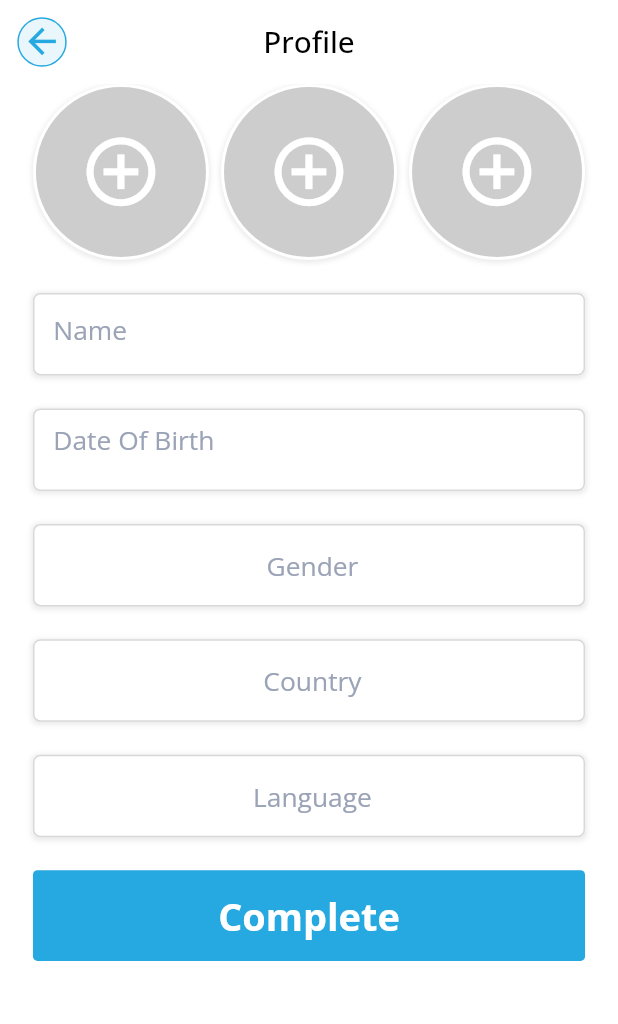
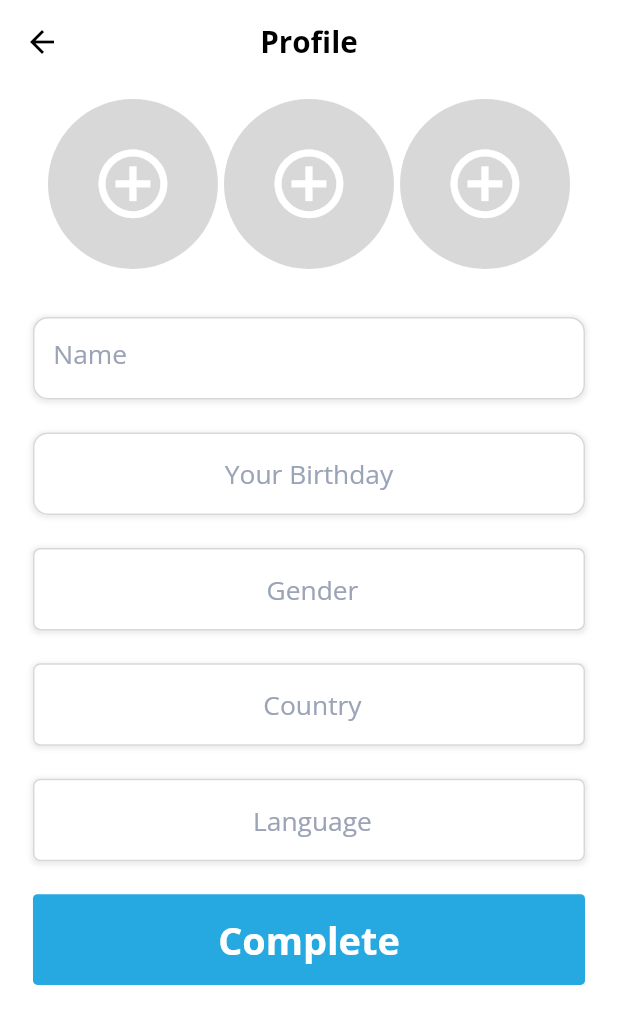
Before and after one commit to gakrsi/aloneCall, a Flutter app: the ProfileCreateView screen opened by its route, on a phone screen of 412 x 824 dp. Shown: the top 1024 px of the screen. Run offline on Flutter 3.47's test engine with Material 2 defaults, Android fonts, the light colour scheme and no system bars; our stand-ins replace camera, cloud_firestore, connectivity, email_validator, equatable, firebase_auth and 13 more; missing offline and left inert: agora_rtc_engine, flutter_facebook_auth, geocoder, razorpay_flutter; accounts and stored records are empty; project files that could hold a hidden picture were left out.

Commit message:
UI Changes

```diff
--- a/lib/app/data/model/profile_model.dart
+++ b/lib/app/data/model/profile_model.dart
@@ -1,8 +1,8 @@
-class ProfileModel{
+class ProfileModel {
+  ProfileModel(
+      {this.uid, this.country, this.gender, this.lang, this.name, this.dob});
 
-  ProfileModel({this.uid,this.country,this.gender,this.lang,this.name,this.dob});
-
-  ProfileModel.fromJson(Map<String,dynamic> data){
+  ProfileModel.fromJson(Map<String, dynamic> data) {
     name = data['name'] as String;
     dob = data['dob'] as String;
     lang = data['lang'] as String;
@@ -20,8 +20,8 @@ class ProfileModel{
   String uid;
   int coin;
 
-  Map<String,dynamic> toMap(ProfileModel obj){
-    var data = <String,dynamic>{};
+  Map<String, dynamic> toMap(ProfileModel obj) {
+    var data = <String, dynamic>{};
     data['name'] = obj.name;
     data['dob'] = obj.dob;
     data['lang'] = obj.lang;
@@ -31,6 +31,4 @@ class ProfileModel{
     data['coin'] = obj.coin;
     return data;
   }
-
-
 }
--- a/lib/app/modules/home/view/local_widget/bottom_navigation.dart
+++ b/lib/app/modules/home/view/local_widget/bottom_navigation.dart
@@ -22,9 +22,9 @@ class BottomNavigation extends StatelessWidget {
           onTap: (index) {
             _controller.changeTab(index);
           },
-          backgroundColor: Colors.transparent,
+          backgroundColor: Colors.black,
           selectedItemColor: ColorsValue.primaryColor,
-          unselectedItemColor: Colors.grey,
+          unselectedItemColor: Colors.white,
           showSelectedLabels: true,
           showUnselectedLabels: true,
           items: _controller.tab
--- a/lib/app/modules/profile/view/profile_create_view.dart
+++ b/lib/app/modules/profile/view/profile_create_view.dart
@@ -17,38 +17,29 @@ class ProfileCreateView extends StatelessWidget {
       backgroundColor: Colors.white,
       appBar: AppBar(
         backgroundColor: Colors.white,
-        title: Text('Profile',style: Styles.black18,),
+        title: Text('Profile',style: Styles.blackBold18,),
         centerTitle: true,
         elevation: 0,
-        leading: Row(
-          mainAxisAlignment: MainAxisAlignment.center,
-          children: [
-            Container(
-              height: Dimens.thirty,
-              width: Dimens.thirty,
-              decoration: BoxDecoration(
-                shape: BoxShape.circle,
-                color: ColorsValue.primaryColor.withOpacity(0.1),
-                border: Border.all(color: ColorsValue.primaryColor,width: 1)
-              ),
-                child: Icon(Icons.arrow_back_outlined,size: Dimens.twentyFive,color: ColorsValue.primaryColor)),
-          ],
-        ),
+        leading: Icon(Icons.arrow_back_outlined)
       ),
       body: SingleChildScrollView(
         child: Stack(
           children: [
+
             Padding(
               padding: EdgeInsets.symmetric(horizontal:Dimens.twenty),
               child: Column(
                 children: [
-                  Row(
+                  Padding(
+                    padding: const EdgeInsets.all(8.0),
+                    child: Row(
                       mainAxisAlignment: MainAxisAlignment.spaceBetween,
                       children: List.generate(3, (index) => InkWell(
                         onTap: (){
                           _con.getImage();
                         },
                           child: circle())),
+                    ),
                   ),
                   SizedBox(height: Dimens.twenty,),
                   _texField(_con.nameController,' Name'),
@@ -102,7 +93,7 @@ class ProfileCreateView extends StatelessWidget {
       shape: BoxShape.circle,
         boxShadow: [
           BoxShadow(
-            color: Colors.grey.withOpacity(0.2),
+            color: Colors.white.withOpacity(0.2),
             spreadRadius: 1,
             blurRadius: 2,
             offset: const Offset(0, 1),
@@ -119,7 +110,7 @@ class ProfileCreateView extends StatelessWidget {
     width: Dimens.screenWidth,
     decoration: BoxDecoration(
       border: Border.all(width: 1,color: Colors.grey.withOpacity(0.4)),
-      borderRadius: BorderRadius.circular(5),
+      borderRadius: BorderRadius.circular(10),
         color: Colors.white,
         boxShadow: [
           BoxShadow(
@@ -150,7 +141,7 @@ class ProfileCreateView extends StatelessWidget {
     width: Dimens.screenWidth,
     decoration: BoxDecoration(
         border: Border.all(width: 1,color: Colors.grey.withOpacity(0.4)),
-        borderRadius: BorderRadius.circular(5),
+        borderRadius: BorderRadius.circular(10),
         color: Colors.white,
         boxShadow: [
           BoxShadow(
@@ -163,7 +154,7 @@ class ProfileCreateView extends StatelessWidget {
     ),
     child: Padding(
       padding: const EdgeInsets.all(8.0),
-      child: Text(' Date Of Birth',style: Styles.grey16,)
+      child: Center(child: Text('Your Birthday',style: Styles.grey16,))
     ),
   );
 
--- a/lib/main.dart
+++ b/lib/main.dart
@@ -8,7 +8,6 @@ import 'package:alonecall/app/theme/styles.dart';
 import 'package:flutter/services.dart';
 import 'package:flutter_screenutil/flutter_screenutil.dart';
 import 'package:get/get.dart';
-
 import 'package:alonecall/app/utils/utility.dart';
 
 /// Main entry of the application sb
```
Also changed, not shown: lib/app/data/repository/repository_method.dart (+20 -14 lines), lib/app/modules/home/view/page/home_page.dart (+114 -105 lines). Lines whose indentation alone changed are shown as unchanged.
